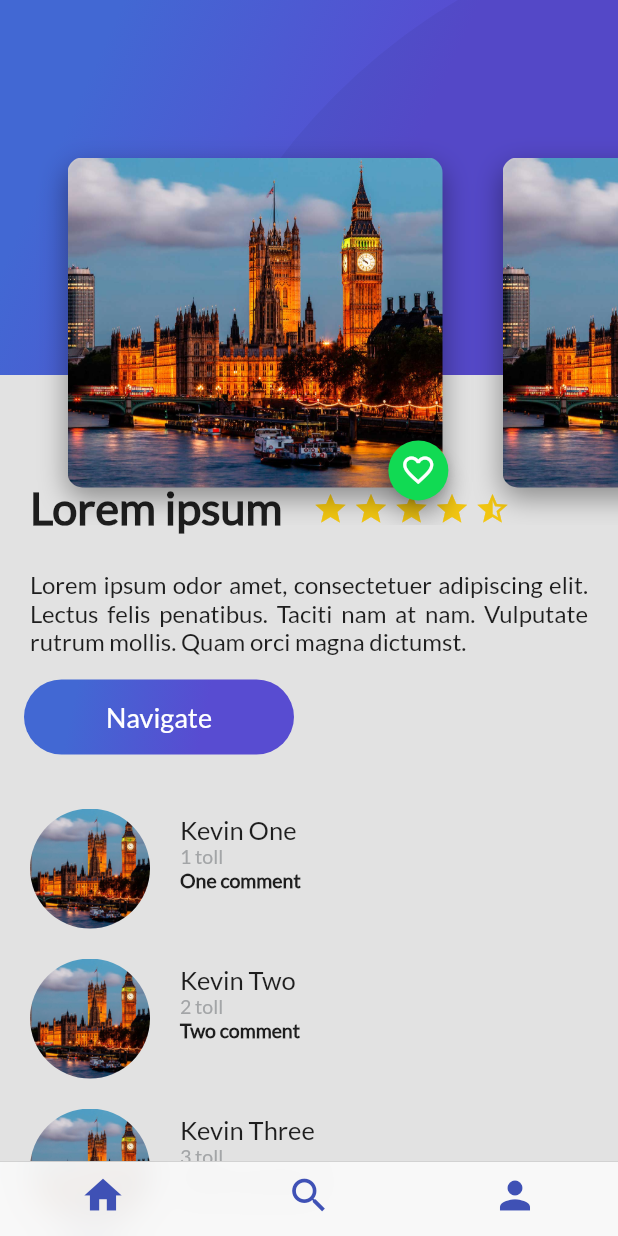
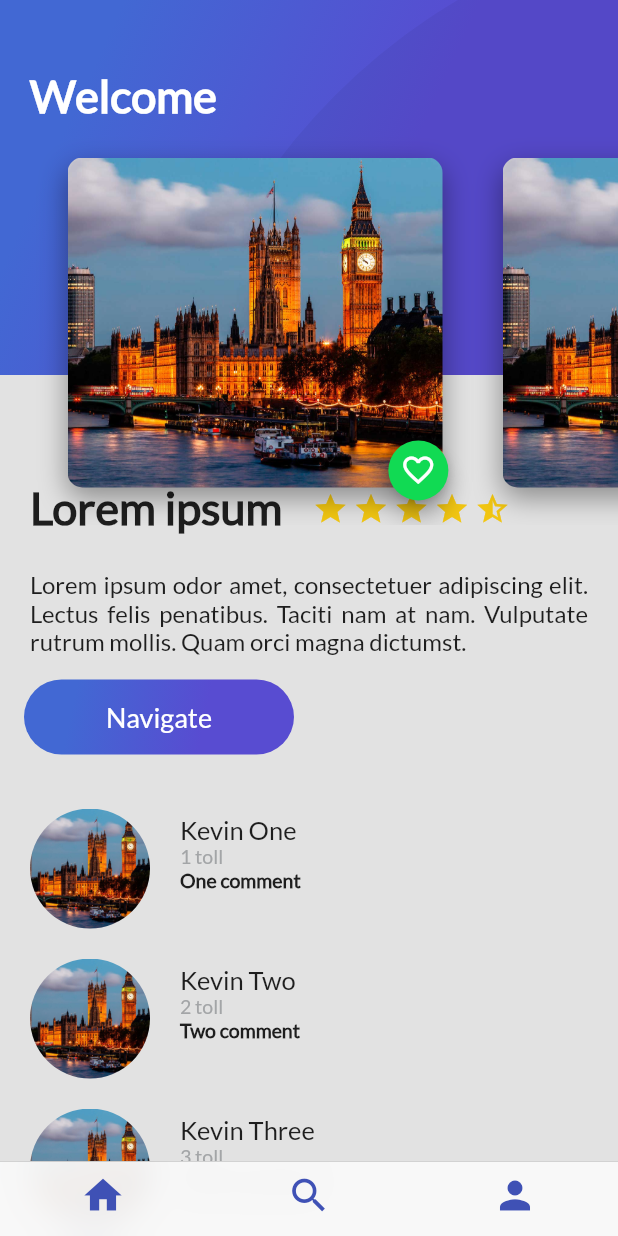
Before and after one commit to kcordovas/FlutterTripssAppPlatzi, a Flutter app: the PlatziTripsCupertino screen opened by its route, on a phone screen of 412 x 824 dp. Run offline on Flutter 3.47's test engine with Material 2 defaults, Android fonts, the phone set to English and light mode, and no system bars; our stand-ins replace cloud_firestore, firebase_auth, firebase_core, google_sign_in; missing offline and left inert: generic_bloc_provider; accounts and stored records are empty.

Commit message:
Title header widget with gradient option

```diff
--- a/lib/place/ui/screens/add_place_screen.dart
+++ b/lib/place/ui/screens/add_place_screen.dart
@@ -2,6 +2,7 @@ import 'dart:io';
 
 import 'package:flutter/material.dart';
 import 'package:platzi_tripss_app/widgets/gradient_back.dart';
+import 'package:platzi_tripss_app/widgets/title_header_widget.dart';
 
 class AddPlaceScreen extends StatefulWidget {
   static const routeName = '/add_place_screen';
@@ -20,7 +21,6 @@ class _AddPlaceScreenState extends State<AddPlaceScreen> {
       body: Stack(
         children: [
           GradientBack(
-            title: "",
             heightGradient: 300.0,
           ),
           Row(
@@ -38,6 +38,12 @@ class _AddPlaceScreenState extends State<AddPlaceScreen> {
                         size: 48.0,
                       )),
                 ),
+              ),
+              Container(
+                padding:
+                    const EdgeInsets.only(top: 45.0, left: 20.0, right: 10.0),
+                child: const TitleHeaderWidget(
+                    title: "Add a new Place", withGradient: false),
               )
             ],
           )
--- a/lib/place/ui/screens/header_appbar.dart
+++ b/lib/place/ui/screens/header_appbar.dart
@@ -1,14 +1,15 @@
 import 'package:flutter/material.dart';
 import 'package:platzi_tripss_app/place/ui/widgets/card_image_list.dart';
-import 'package:platzi_tripss_app/widgets/gradient_back.dart';
+import 'package:platzi_tripss_app/widgets/title_header_widget.dart';
 
 class HeaderAppBar extends StatelessWidget {
   @override
   Widget build(BuildContext context) {
     return Stack(
       children: [
-        GradientBack(
+        const TitleHeaderWidget(
           title: "Welcome",
+          withGradient: true,
           heightGradient: 250.0,
         ),
         CardImageList()
--- a/lib/user/ui/screens/profile_trips.dart
+++ b/lib/user/ui/screens/profile_trips.dart
@@ -3,9 +3,9 @@ import 'package:generic_bloc_provider/generic_bloc_provider.dart';
 import 'package:platzi_tripss_app/place/ui/widgets/user_info_card.dart';
 import 'package:platzi_tripss_app/user/bloc/bloc_user.dart';
 import 'package:platzi_tripss_app/user/model/user.dart';
-import 'package:platzi_tripss_app/widgets/gradient_back.dart';
 import 'package:platzi_tripss_app/user/ui/screens/card_image_list_with_details_profile.dart';
 import 'package:platzi_tripss_app/user/ui/widgets/list_icon_button_profile.dart';
+import 'package:platzi_tripss_app/widgets/title_header_widget.dart';
 
 class ProfileTrips extends StatelessWidget {
   static const routeName = '/profile_trips_screen';
@@ -24,8 +24,9 @@ class ProfileTrips extends StatelessWidget {
     _userBloc = BlocProvider.of(context);
     return Stack(
       children: [
-        GradientBack(
+        const TitleHeaderWidget(
           title: "Profile",
+          withGradient: true,
           heightGradient: 300.0,
         ),
         CardImageListWithDetailsProfile(),
--- a/lib/user/ui/screens/sign_in_screen.dart
+++ b/lib/user/ui/screens/sign_in_screen.dart
@@ -47,7 +47,7 @@ class _SignInScreenState extends State<SignInScreen> {
       body: Stack(
         alignment: Alignment.center,
         children: [
-          GradientBack(title: ""),
+          GradientBack(),
           Column(
             mainAxisAlignment: MainAxisAlignment.center,
             children: [
--- a/lib/widgets/gradient_back.dart
+++ b/lib/widgets/gradient_back.dart
@@ -1,11 +1,9 @@
 import 'package:flutter/material.dart';
 
 class GradientBack extends StatelessWidget {
-  String title;
   // When height is null, the default value is full screen
   double? heightGradient;
-  GradientBack({Key? key, this.title = "Popular", this.heightGradient})
-      : super(key: key);
+  GradientBack({Key? key, this.heightGradient}) : super(key: key);
 
   @override
   Widget build(BuildContext context) {
@@ -14,13 +12,6 @@ class GradientBack extends StatelessWidget {
     double screenWidht = MediaQuery.of(context).size.width;
     // Asign a value when param is null
     heightGradient ??= screenHeight;
-
-    var widgetTitle = Text(title,
-        style: const TextStyle(
-            color: Colors.white,
-            fontSize: 30.0,
-            fontFamily: "Lato",
-            fontWeight: FontWeight.bold));
 
     return Container(
         height: heightGradient,
--- /dev/null
+++ b/lib/widgets/title_header_widget.dart
@@ -0,0 +1,39 @@
+import 'package:flutter/material.dart';
+import 'package:platzi_tripss_app/widgets/gradient_back.dart';
+
+class TitleHeaderWidget extends StatelessWidget {
+  final String title;
+  final bool withGradient;
+  final double? heightGradient;
+  const TitleHeaderWidget(
+      {Key? key,
+      required this.title,
+      required this.withGradient,
+      this.heightGradient})
+      : super(key: key);
+
+  @override
+  Widget build(BuildContext context) {
+    return withGradient ? titleWithGradientHeader() : titleWidget();
+  }
+
+  Widget titleWithGradientHeader() {
+    return Stack(
+      children: [
+        GradientBack(heightGradient: heightGradient),
+        Container(
+          padding: const EdgeInsets.only(top: 45.0, left: 20.0, right: 10.0),
+          child: titleWidget(),
+        )
+      ],
+    );
+  }
+
+  Widget titleWidget() => Text(title,
+      style: const TextStyle(
+          color: Colors.white,
+          fontSize: 30.0,
+          fontFamily: "Lato",
+          overflow: TextOverflow.visible,
+          fontWeight: FontWeight.bold));
+}
```
